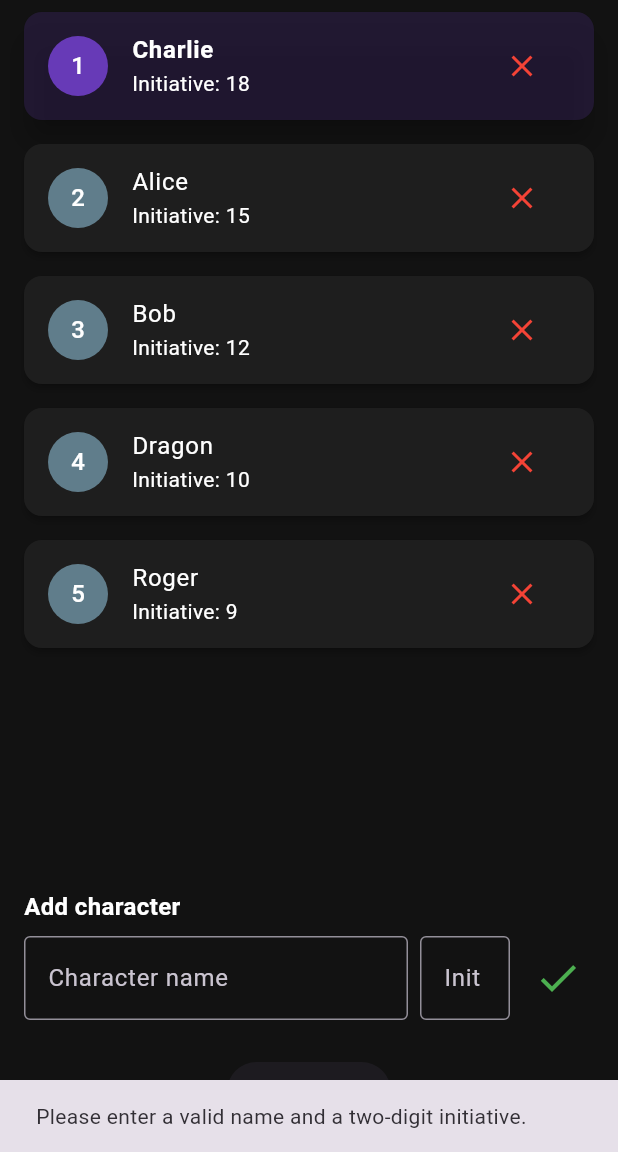
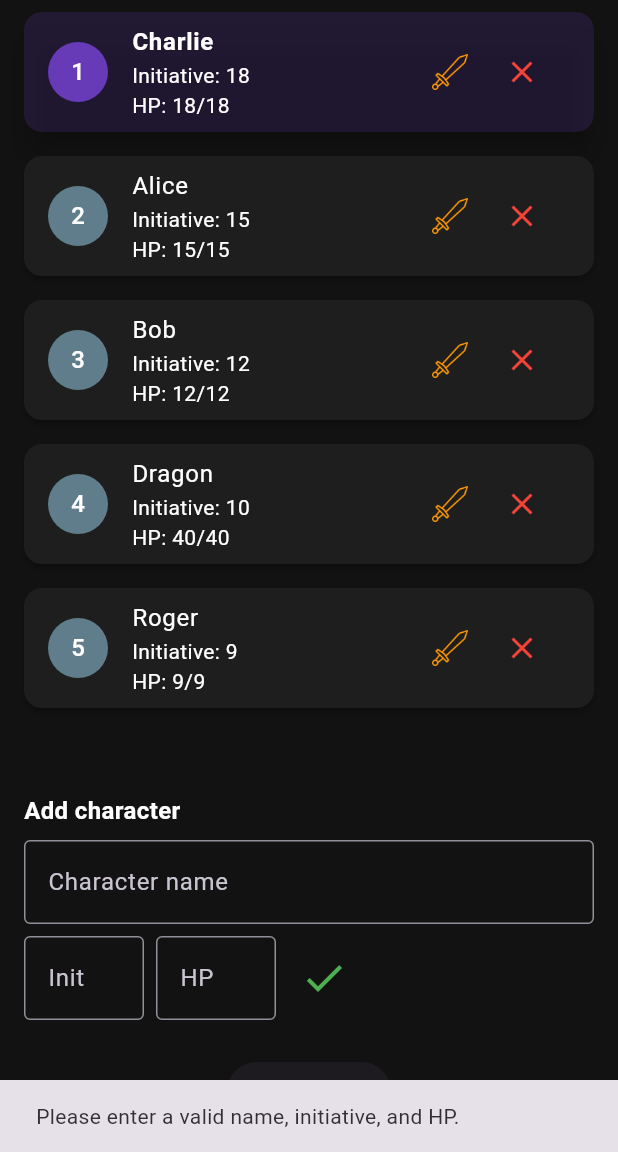
Before and after one commit to zmertz/initiative_tracker, a Flutter app: the screen it shows after launch, after a tap on the "check" icon, on a phone screen of 412 x 824 dp, the part 84-1236 px from its top. Run offline on Flutter 3.47's test engine with Material 3 defaults, Android fonts, the light colour scheme and no system bars.

Commit message:
Add hp feature

```diff
--- a/lib/models/character.dart
+++ b/lib/models/character.dart
@@ -2,6 +2,13 @@
 class Character {
   String name;
   int initiative;
+  int currentHp;
+  int maxHp;
 
-  Character({required this.name, required this.initiative});
+  Character({
+    required this.name,
+    required this.initiative,
+    required this.currentHp,
+    required this.maxHp,
+  });
 }
--- a/lib/widgets/add_character_form.dart
+++ b/lib/widgets/add_character_form.dart
@@ -14,38 +14,52 @@ class AddCharacterForm extends StatefulWidget {
 class _AddCharacterFormState extends State<AddCharacterForm> {
   final TextEditingController nameController = TextEditingController();
   final TextEditingController initiativeController = TextEditingController();
+  final TextEditingController hpController = TextEditingController(); // Single HP field
 
   void addCharacter() {
     final String name = nameController.text.trim();
-    final int? initiativeValue = int.tryParse(initiativeController.text.trim());
+    final int? initiativeValue =
+        int.tryParse(initiativeController.text.trim());
+    final int? hpValue = int.tryParse(hpController.text.trim());
 
-    if (name.isEmpty || initiativeValue == null) {
+    if (name.isEmpty || initiativeValue == null || hpValue == null) {
       ScaffoldMessenger.of(context).showSnackBar(
         SnackBar(
           content:
-              Text('Please enter a valid name and a two-digit initiative.'),
+              Text('Please enter a valid name, initiative, and HP.'),
         ),
       );
       return;
     }
 
-    final newCharacter = Character(name: name, initiative: initiativeValue);
+    // When a new character is added, current HP equals max HP.
+    final newCharacter = Character(
+      name: name,
+      initiative: initiativeValue,
+      maxHp: hpValue,
+      currentHp: hpValue,
+    );
     widget.onAdd(newCharacter);
+
+    // Clear all fields after adding.
     nameController.clear();
     initiativeController.clear();
+    hpController.clear();
   }
 
   @override
   void dispose() {
     nameController.dispose();
     initiativeController.dispose();
+    hpController.dispose();
     super.dispose();
   }
 
   @override
   Widget build(BuildContext context) {
     return Padding(
-      padding: const EdgeInsets.symmetric(horizontal: 16.0, vertical: 8.0),
+      padding:
+          const EdgeInsets.symmetric(horizontal: 16.0, vertical: 8.0),
       child: Column(
         crossAxisAlignment: CrossAxisAlignment.start,
         children: [
@@ -54,22 +68,19 @@ class _AddCharacterFormState extends State<AddCharacterForm> {
             style: TextStyle(fontSize: 16, fontWeight: FontWeight.bold),
           ),
           SizedBox(height: 8),
+          TextField(
+            controller: nameController,
+            decoration: InputDecoration(
+              hintText: 'Character name',
+              border: OutlineInputBorder(),
+            ),
+          ),
+          SizedBox(height: 8),
           Row(
             children: [
-              // Expanded field for the character name.
-              Expanded(
-                child: TextField(
-                  controller: nameController,
-                  decoration: InputDecoration(
-                    hintText: 'Character name',
-                    border: OutlineInputBorder(),
-                  ),
-                ),
-              ),
-              SizedBox(width: 8),
-              // Fixed-width field for the two-digit initiative.
+              // Initiative input with a fixed width.
               Container(
-                width: 60,
+                width: 80,
                 child: TextField(
                   controller: initiativeController,
                   decoration: InputDecoration(
@@ -80,7 +91,20 @@ class _AddCharacterFormState extends State<AddCharacterForm> {
                 ),
               ),
               SizedBox(width: 8),
-              // Checkmark to confirm adding the character.
+              // HP input with a fixed width similar to initiative.
+              Container(
+                width: 80,
+                child: TextField(
+                  controller: hpController,
+                  decoration: InputDecoration(
+                    hintText: 'HP',
+                    border: OutlineInputBorder(),
+                  ),
+                  keyboardType: TextInputType.number,
+                ),
+              ),
+              SizedBox(width: 8),
+              // Checkmark icon to confirm adding the character.
               IconButton(
                 icon: Icon(Icons.check, color: Colors.green, size: 32),
                 onPressed: addCharacter,
--- a/lib/widgets/character_tile.dart
+++ b/lib/widgets/character_tile.dart
@@ -10,6 +10,7 @@ class CharacterTile extends StatelessWidget {
   final bool isPendingDeletion;
   final VoidCallback onTap;
   final VoidCallback onLongPress;
+  final VoidCallback onAttack;
   final VoidCallback onDelete;
 
   const CharacterTile({
@@ -20,6 +21,7 @@ class CharacterTile extends StatelessWidget {
     required this.isPendingDeletion,
     required this.onTap,
     required this.onLongPress,
+    required this.onAttack,
     required this.onDelete,
   }) : super(key: key);
 
@@ -27,6 +29,7 @@ class CharacterTile extends StatelessWidget {
   Widget build(BuildContext context) {
     return Card(
       elevation: isActive ? 8 : 2,
+      // Replace with your desired method of adjusting alpha if needed.
       color: isActive
           ? AppColors.primary.withValues(alpha: 0.2)
           : AppColors.cardBackground,
@@ -48,16 +51,36 @@ class CharacterTile extends StatelessWidget {
             color: AppColors.text,
           ),
         ),
-        subtitle: Text(
-          'Initiative: ${character.initiative}',
-          style: TextStyle(color: AppColors.text),
+        subtitle: Column(
+          crossAxisAlignment: CrossAxisAlignment.start,
+          mainAxisSize: MainAxisSize.min,
+          children: [
+            Text('Initiative: ${character.initiative}',
+                style: TextStyle(color: AppColors.text)),
+            Text('HP: ${character.currentHp}/${character.maxHp}',
+                style: TextStyle(color: AppColors.text)),
+          ],
         ),
-        trailing: IconButton(
+        trailing: Row(
+          mainAxisSize: MainAxisSize.min,
+          children: [
+            // Sword (attack) icon.
+            IconButton(
+              icon: ImageIcon(
+                AssetImage('assets/icons/sword.png'),
+                color: Colors.orange,
+              ),
+              onPressed: onAttack,
+            ),
+            // Delete icon.
+            IconButton(
               icon: isPendingDeletion
                   ? Icon(Icons.check, size: 30, color: Colors.redAccent)
                   : Icon(Icons.close, color: Colors.red),
               onPressed: onDelete,
             ),
+          ],
+        ),
       ),
     );
   }
--- a/pubspec.yaml
+++ b/pubspec.yaml
@@ -57,6 +57,9 @@ flutter:
   # the material Icons class.
   uses-material-design: true
 
+  assets:
+    - assets/icons/sword.png
+
   # To add assets to your application, add an assets section, like this:
   # assets:
   #   - images/a_dot_burr.jpeg
```
Also changed, not shown: lib/screens/initiative_tracker_screen.dart (+81 -10 lines), assets/icons/sword.png (added). Lines whose indentation alone changed are shown as unchanged.
